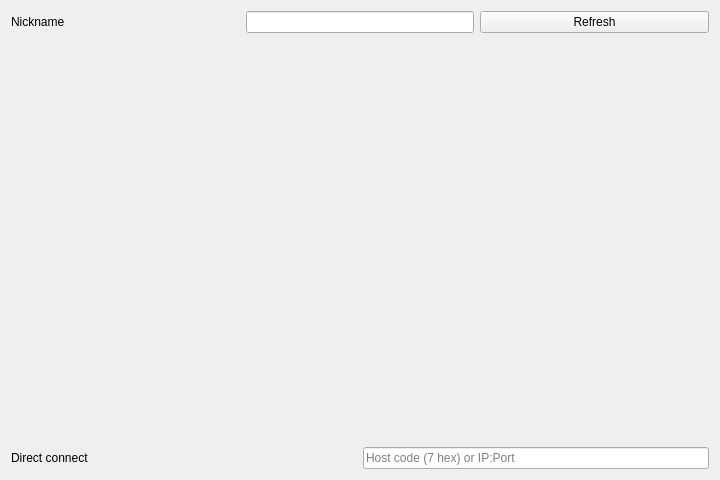
Above: Source/RMG/UserInterface/Dialog/Netplay/NetplaySessionBrowserDialog.ui from MarioPartyNetplay/Mupen-MPN before the change. Below: the same form after it.
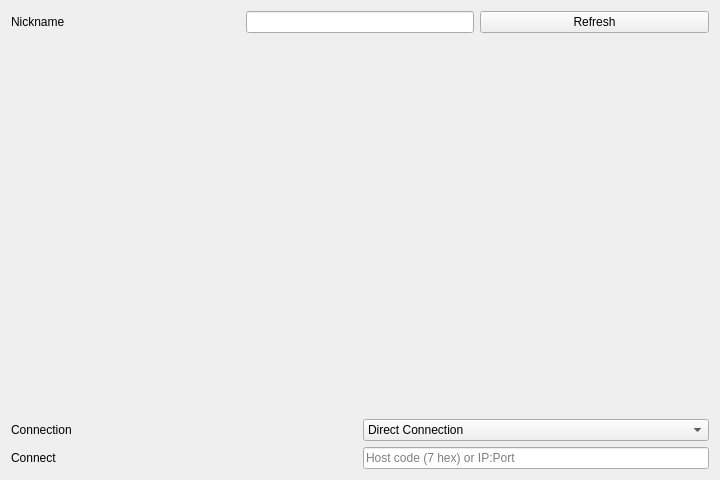
That is the form after the change. Custom widgets are drawn as their Qt base class.

Commit message: Add NAT traversal support in Netplay.

```diff
--- a/Source/RMG/UserInterface/Dialog/Netplay/NetplaySessionBrowserDialog.ui
+++ b/Source/RMG/UserInterface/Dialog/Netplay/NetplaySessionBrowserDialog.ui
@@ -58,12 +58,37 @@
      </property>
     </widget>
    </item>
+   <item>
+    <layout class="QHBoxLayout" name="horizontalLayout_connection">
+     <item>
+      <widget class="QLabel" name="connectionModeLabel">
+       <property name="text">
+        <string>Connection</string>
+       </property>
+      </widget>
+     </item>
+     <item>
+      <widget class="QComboBox" name="connectionModeComboBox">
+       <item>
+        <property name="text">
+         <string>Direct Connection</string>
+        </property>
+       </item>
+       <item>
+        <property name="text">
+         <string>Traversal Server</string>
+        </property>
+       </item>
+      </widget>
+     </item>
+    </layout>
+   </item>
    <item>
     <layout class="QHBoxLayout" name="horizontalLayout_ip">
      <item>
       <widget class="QLabel" name="ipLabel">
        <property name="text">
-        <string>Direct connect</string>
+        <string>Connect</string>
        </property>
       </widget>
      </item>
```
The commit also changes 12 other files.
